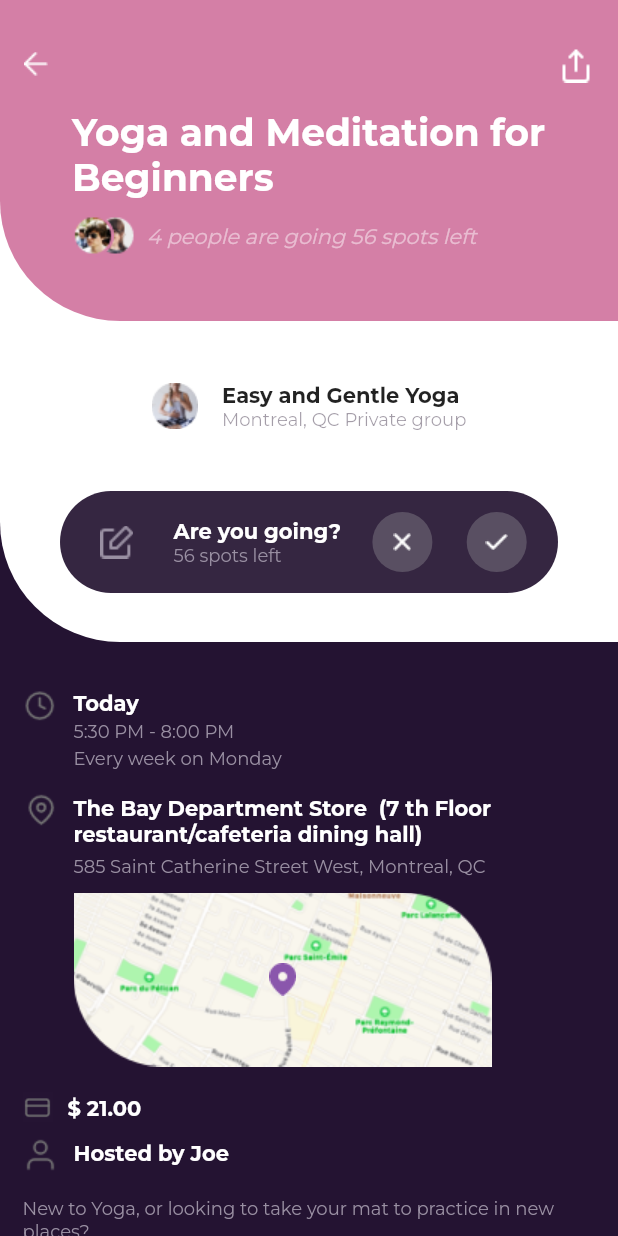
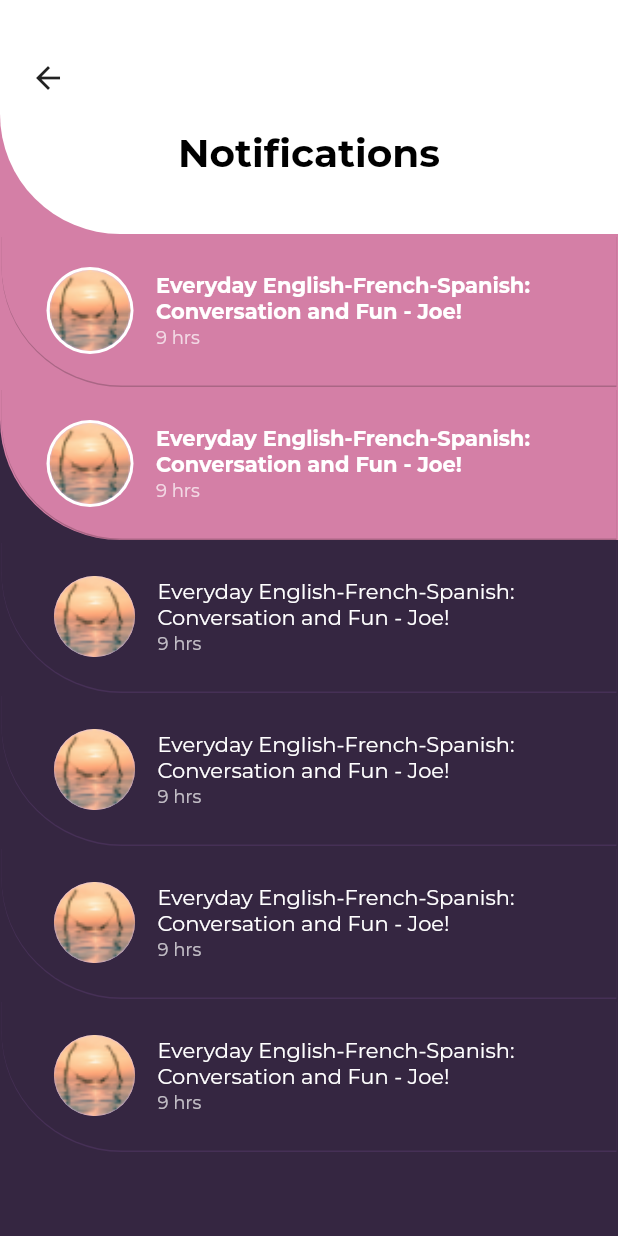
Before and after one commit to resulcay/social_meet_up, a Flutter app: the screen it shows after launch, on a phone screen of 412 x 824 dp. Run offline on Flutter 3.47's test engine with Material 2 defaults, Android fonts, the light colour scheme and no system bars; our stand-ins replace badges.

Commit message:
message and notification screens added

```diff
--- a/lib/constants.dart
+++ b/lib/constants.dart
@@ -9,6 +9,7 @@ const Color kMiddleGreen = Color(0xFF52912E);
 const Color kNormalGreen = Color(0xFFB4C55B);
 const Color kNormalWhite = Color(0xFFFFFFFF);
 const Color kNormalBlue = Color(0xFF4F8DCB);
+const Color kHigherBlue = Color(0xFF3497FD);
 const Color kDarkWhite = Color(0xFFF1F0F2);
 const Color kNormalPurple = Color(0xFF5F4591);
 const Color kLightPurple = Color(0xFF403249);
--- a/lib/main.dart
+++ b/lib/main.dart
@@ -4,6 +4,8 @@ import 'package:social_meet_up/providers/app_bar_provider.dart';
 import 'package:social_meet_up/providers/guest_count_provider.dart';
 import 'package:social_meet_up/providers/joining_event_provider.dart';
 import 'package:social_meet_up/screens/event_screen/event_screen.dart';
+import 'package:social_meet_up/screens/messaging_screen/messaging_screen.dart';
+import 'package:social_meet_up/screens/notification_screen/notification_screen.dart';
 import 'providers/index_provider.dart';
 
 void main() {
@@ -29,7 +31,7 @@ class MyApp extends StatelessWidget {
           fontFamily: "Montserrat",
           visualDensity: VisualDensity.adaptivePlatformDensity,
         ),
-        home: const EventScreen(),
+        home: const NotificationScreen(),
         // home: const OnboardingScreen(),
       ),
     );
--- a/lib/screens/event_screen/event_screen.dart
+++ b/lib/screens/event_screen/event_screen.dart
@@ -1,13 +1,7 @@
 import 'package:flutter/material.dart';
-import 'package:provider/provider.dart';
 import 'package:social_meet_up/media_query_extension.dart';
-import 'package:social_meet_up/screens/bringing_guests_screen/bringing_guests_screen.dart';
-
 import '../../constants.dart';
-import '../../providers/guest_count_provider.dart';
-import '../../providers/joining_event_provider.dart';
 import 'components/are_you_going_widget.dart';
-import 'components/glass_button.dart';
 
 class EventScreen extends StatelessWidget {
   const EventScreen({super.key});
--- /dev/null
+++ b/lib/screens/notification_screen/components/seen_notification_card.dart
@@ -0,0 +1,75 @@
+import 'package:flutter/material.dart';
+import 'package:social_meet_up/media_query_extension.dart';
+
+import '../../../constants.dart';
+
+class SeenNotificationCard extends StatelessWidget {
+  const SeenNotificationCard({super.key});
+
+  @override
+  Widget build(BuildContext context) {
+    return Padding(
+      padding: const EdgeInsets.all(1),
+      child: Container(
+        height: 100,
+        width: context.width,
+        decoration: BoxDecoration(
+          color: kDarkPurple,
+          borderRadius: const BorderRadius.only(
+            bottomLeft: Radius.circular(80),
+          ),
+          boxShadow: [
+            BoxShadow(
+              color: kDarkPink.withOpacity(.2),
+              offset: const Offset(0, 1),
+            ),
+          ],
+        ),
+        child: Padding(
+          padding: const EdgeInsets.only(left: 35),
+          child: Row(
+            mainAxisAlignment: MainAxisAlignment.start,
+            children: [
+              const CircleAvatar(
+                backgroundImage: AssetImage("assets/images/view.png"),
+                foregroundColor: Colors.black,
+                maxRadius: 27,
+              ),
+              Padding(
+                padding: const EdgeInsets.only(left: 15),
+                child: Column(
+                  mainAxisAlignment: MainAxisAlignment.center,
+                  crossAxisAlignment: CrossAxisAlignment.start,
+                  children: [
+                    SizedBox(
+                      width: context.width * .65,
+                      child: const Text(
+                        overflow: TextOverflow.ellipsis,
+                        maxLines: 2,
+                        "Everyday English-French-Spanish: Conversation and Fun - Joe!",
+                        style: TextStyle(
+                          color: kNormalWhite,
+                          fontSize: 14,
+                          fontWeight: FontWeight.w500,
+                        ),
+                      ),
+                    ),
+                    const SizedBox(height: 2),
+                    Text(
+                      "9 hrs",
+                      style: TextStyle(
+                        color: kNormalWhite.withOpacity(.7),
+                        fontSize: 12,
+                        fontWeight: FontWeight.w500,
+                      ),
+                    ),
+                  ],
+                ),
+              )
+            ],
+          ),
+        ),
+      ),
+    );
+  }
+}
--- /dev/null
+++ b/lib/screens/notification_screen/components/top_bar_container.dart
@@ -0,0 +1,66 @@
+import 'package:flutter/material.dart';
+import 'package:social_meet_up/media_query_extension.dart';
+
+import '../../../constants.dart';
+
+class TopBarContainer extends StatelessWidget {
+  final String title;
+  final Color backgroundColor;
+  final Widget trailingWidget;
+  const TopBarContainer({
+    Key? key,
+    required this.trailingWidget,
+    required this.backgroundColor,
+    required this.title,
+  }) : super(key: key);
+
+  @override
+  Widget build(BuildContext context) {
+    return Container(
+      color: backgroundColor,
+      child: Container(
+        height: 156,
+        width: context.width,
+        decoration: const BoxDecoration(
+          color: kNormalWhite,
+          borderRadius: BorderRadius.only(
+            bottomLeft: Radius.circular(80),
+          ),
+        ),
+        child: SafeArea(
+          child: Padding(
+            padding: const EdgeInsets.all(8.0),
+            child: Column(
+              mainAxisAlignment: MainAxisAlignment.center,
+              children: [
+                Row(
+                  mainAxisAlignment: MainAxisAlignment.spaceBetween,
+                  children: [
+                    IconButton(
+                      onPressed: () {},
+                      icon: const Icon(
+                        Icons.arrow_back,
+                      ),
+                    ),
+                    trailingWidget
+                  ],
+                ),
+                Padding(
+                  padding: const EdgeInsets.all(10),
+                  child: Text(
+                    title,
+                    style: const TextStyle(
+                      color: Colors.black,
+                      fontSize: 26,
+                      fontWeight: FontWeight.bold,
+                    ),
+                  ),
+                ),
+              ],
+            ),
+          ),
+        ),
+      ),
+    );
+  }
+}
--- /dev/null
+++ b/lib/screens/notification_screen/components/unseen_notification_card.dart
@@ -0,0 +1,81 @@
+import 'package:flutter/material.dart';
+import 'package:social_meet_up/media_query_extension.dart';
+
+import '../../../constants.dart';
+
+class UnSeenNotificationCard extends StatelessWidget {
+  const UnSeenNotificationCard({
+    Key? key,
+  }) : super(key: key);
+
+  @override
+  Widget build(BuildContext context) {
+    return Padding(
+      padding: const EdgeInsets.all(1),
+      child: Container(
+        height: 100,
+        width: context.width,
+        decoration: BoxDecoration(
+          color: kNormalPink,
+          borderRadius: const BorderRadius.only(
+            bottomLeft: Radius.circular(80),
+          ),
+          boxShadow: [
+            BoxShadow(
+              color: Colors.black.withOpacity(.2),
+              offset: const Offset(0, 1),
+            ),
+          ],
+        ),
+        child: Padding(
+          padding: const EdgeInsets.only(left: 30),
+          child: Row(
+            mainAxisAlignment: MainAxisAlignment.start,
+            children: [
+              const CircleAvatar(
+                backgroundColor: Colors.white,
+                maxRadius: 29,
+                child: CircleAvatar(
+                  backgroundImage: AssetImage("assets/images/view.png"),
+                  foregroundColor: Colors.black,
+                  maxRadius: 27,
+                ),
+              ),
+              Padding(
+                padding: const EdgeInsets.only(left: 15),
+                child: Column(
+                  mainAxisAlignment: MainAxisAlignment.center,
+                  crossAxisAlignment: CrossAxisAlignment.start,
+                  children: [
+                    SizedBox(
+                      width: context.width * .65,
+                      child: const Text(
+                        overflow: TextOverflow.ellipsis,
+                        maxLines: 2,
+                        "Everyday English-French-Spanish: Conversation and Fun - Joe!",
+                        style: TextStyle(
+                          color: kNormalWhite,
+                          fontSize: 14,
+                          fontWeight: FontWeight.bold,
+                        ),
+                      ),
+                    ),
+                    const SizedBox(height: 2),
+                    Text(
+                      "9 hrs",
+                      style: TextStyle(
+                        color: kNormalWhite.withOpacity(.7),
+                        fontSize: 12,
+                        fontWeight: FontWeight.w500,
+                      ),
+                    ),
+                  ],
+                ),
+              )
+            ],
+          ),
+        ),
+      ),
+    );
+  }
+}
--- /dev/null
+++ b/lib/screens/notification_screen/notification_screen.dart
@@ -0,0 +1,50 @@
+import 'package:flutter/material.dart';
+import '../../constants.dart';
+import 'components/seen_notification_card.dart';
+import 'components/top_bar_container.dart';
+import 'components/unseen_notification_card.dart';
+
+class NotificationScreen extends StatelessWidget {
+  const NotificationScreen({super.key});
+
+  @override
+  Widget build(BuildContext context) {
+    return Scaffold(
+      backgroundColor: kDarkPurple,
+      body: SingleChildScrollView(
+        child: Column(
+          children: [
+            TopBarContainer(
+              title: "Notifications",
+              backgroundColor: kNormalPink,
+              trailingWidget: Container(),
+            ),
+            Container(
+              decoration: const BoxDecoration(
+                color: kNormalPink,
+                borderRadius: BorderRadius.only(
+                  bottomLeft: Radius.circular(80),
+                ),
+              ),
+              child: Column(
+                children: const [
+                  UnSeenNotificationCard(),
+                  UnSeenNotificationCard(),
+                ],
+              ),
+            ),
+            Column(
+              children: const [
+                SeenNotificationCard(),
+                SeenNotificationCard(),
+                SeenNotificationCard(),
+                SeenNotificationCard(),
+                SizedBox(height: 150)
+              ],
+            )
+          ],
+        ),
+      ),
+    );
+  }
+}
--- a/lib/screens/profile_screen/profile_screen.dart
+++ b/lib/screens/profile_screen/profile_screen.dart
@@ -24,7 +24,7 @@ class ProfileScreen extends StatelessWidget {
                   height: 300,
                   width: double.infinity,
                   decoration: const BoxDecoration(
-                    color: Colors.amber,
+                    color: Colors.transparent,
                     borderRadius: BorderRadius.only(
                       bottomLeft: Radius.circular(80),
                     ),
```
Also changed, not shown: lib/components/custom_floating_action_button.dart (+2 -10 lines), lib/screens/messaging_screen/components/read_message_card.dart (added, +97 -0 lines), lib/screens/messaging_screen/components/unread_messages_card.dart (added, +125 -0 lines), lib/screens/messaging_screen/messaging_screen.dart (added, +64 -0 lines), assets/images/message-pp.png (added), assets/images/search.png (added), assets/images/view.png (added).
